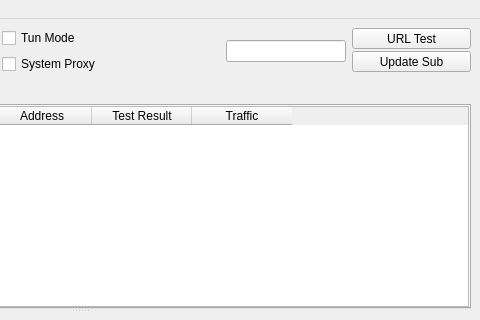
This is src/ui/mainwindow.ui in Ogstra/proxor as Qt 5 draws it before an edit; both pictures show x 320 to 800 and y 0 to 320 of the 800 by 600 pixel window. The edited form follows.
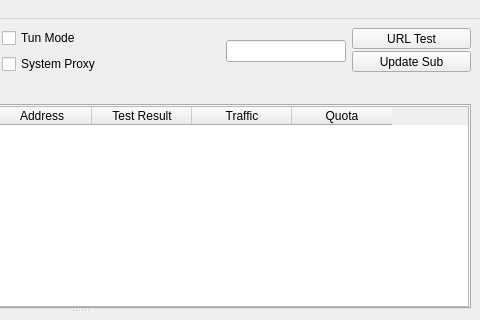
This is the edited form. Icons and pictures are not drawn. Custom widgets are drawn as their Qt base class.

Commit message: feat(ui): add Quota column for subscription groups in proxy table

```diff
--- a/src/ui/mainwindow.ui
+++ b/src/ui/mainwindow.ui
@@ -317,6 +317,11 @@
              <string>Traffic</string>
             </property>
            </column>
+           <column>
+            <property name="text">
+             <string>Quota</string>
+            </property>
+           </column>
           </widget>
          </item>
         </layout>
```
